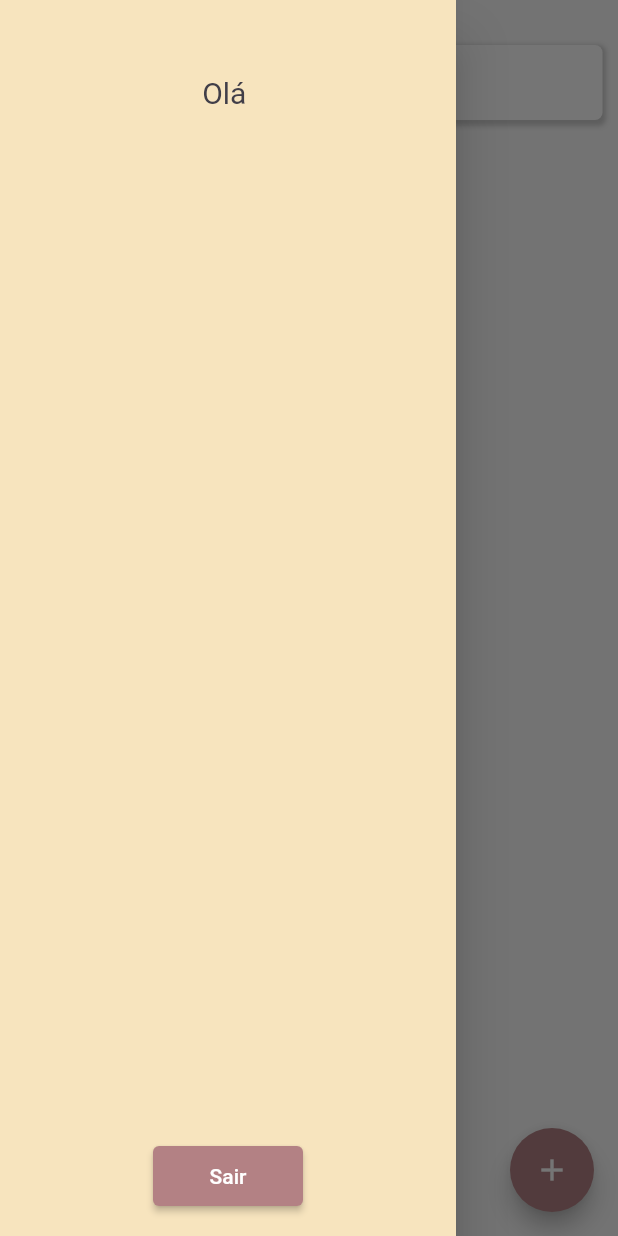
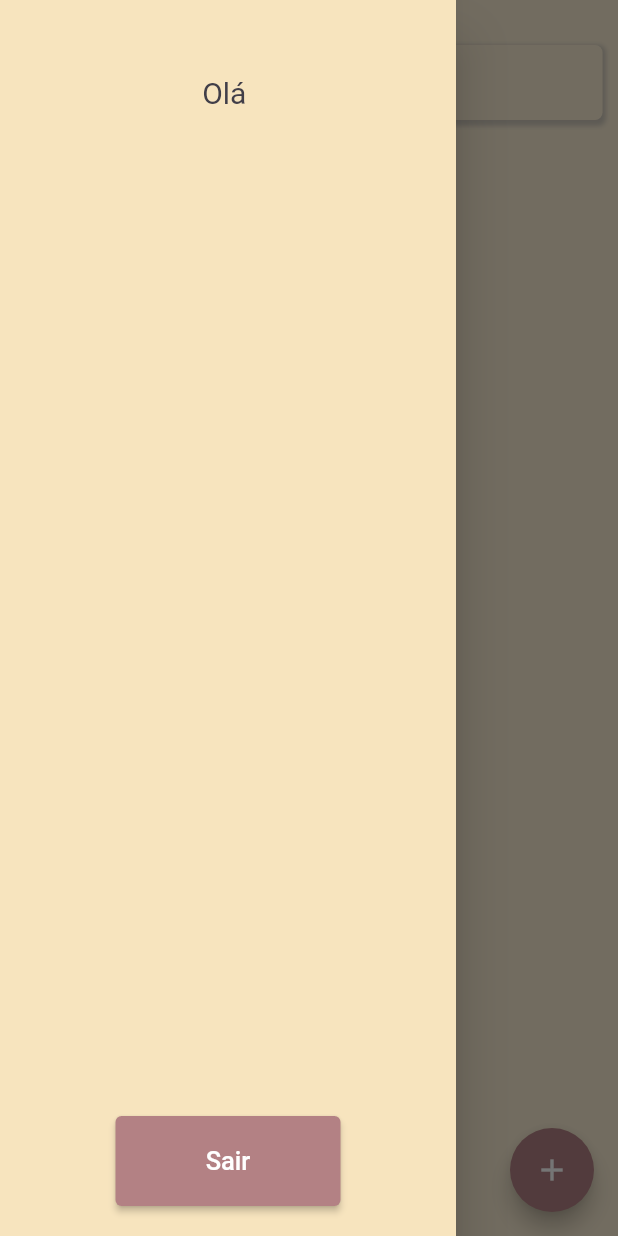
Before and after one commit to JSavioFreire/notes_login, a Flutter app: the screen it shows once a user with an empty profile is signed in, with the side drawer open, on a phone screen of 412 x 824 dp. Run offline on Flutter 3.47's test engine with Material 2 defaults, Android fonts, the phone set to English and light mode, and no system bars; our stand-ins replace cloud_firestore, firebase_auth, firebase_core, google_fonts; missing offline and left inert: flutter_statusbarcolor_ns; accounts and stored records are empty.

Commit message:
screen add and edit

```diff
--- a/lib/components/drawer/widget/logout_button.dart
+++ b/lib/components/drawer/widget/logout_button.dart
@@ -7,14 +7,15 @@ class LogoutButton extends StatelessWidget {
 
   @override
   Widget build(BuildContext context) {
-    return
-     SizedBox(
-                width: 100,
-                height: 40,
-                child: ElevatedButton(
-                    onPressed: () => (context).read<AuthProvider>().logout(),
-                    child: const Text('Sair')),
-              )
-    ;
+    return SizedBox(
+      width: 150,
+      height: 60,
+      child: ElevatedButton(
+          onPressed: () => (context).read<AuthProvider>().logout(),
+          child: const Text(
+            'Sair',
+            style: TextStyle(fontSize: 17),
+          )),
+    );
   }
 }
--- a/lib/components/header/header.dart
+++ b/lib/components/header/header.dart
@@ -16,7 +16,7 @@ class MyHeader extends StatelessWidget {
           height: 50,
           decoration: BoxDecoration(
             borderRadius: BorderRadius.circular(5),
-            color: Colors.white,
+            color: ThemeColors.color2Light,
             boxShadow: [
               BoxShadow(
                   color: Colors.grey.withOpacity(0.5),
--- a/lib/main.dart
+++ b/lib/main.dart
@@ -1,8 +1,11 @@
 import 'package:firebase_core/firebase_core.dart';
 import 'package:flutter/material.dart';
+import 'package:flutter_statusbarcolor_ns/flutter_statusbarcolor_ns.dart';
 import 'package:notes_login/firebase_options.dart';
 import 'package:notes_login/provider/auth/auth_provider.dart';
+import 'package:notes_login/provider/db/db_provider.dart';
 import 'package:notes_login/provider/functions/functions_provider.dart';
+import 'package:notes_login/screens/new_edit/new_edit.dart';
 import 'package:notes_login/service/check_auth_service.dart';
 import 'package:notes_login/theme/my_theme.dart';
 import 'package:provider/provider.dart';
@@ -12,10 +15,14 @@ void main() async {
   await Firebase.initializeApp(
     options: DefaultFirebaseOptions.currentPlatform,
   );
+  FlutterStatusbarcolor.setStatusBarColor(Colors.transparent);
+  FlutterStatusbarcolor.setStatusBarWhiteForeground(false);
   runApp(MultiProvider(
     providers: [
       ChangeNotifierProvider(create: (context) => AuthProvider()),
       ChangeNotifierProvider(create: (context) => FunctionsProvider()),
+      ChangeNotifierProvider(create: (context) => DataBaseProvider()),
+
     ],
     child: const MyApp(),
   ));
@@ -30,7 +37,11 @@ class MyApp extends StatelessWidget {
       title: 'Notes',
       debugShowCheckedModeBanner: false,
       theme: myTheme,
-      home: const CheckAuthService(),
+      initialRoute: '/',
+      routes: {
+        '/': (context) => const CheckAuthService(),
+        '/new': (context) => const NewEdit(),
+      },
     );
   }
 }
--- /dev/null
+++ b/lib/model/note_model.dart
@@ -0,0 +1,16 @@
+class NoteModel {
+  String id;
+  String title;
+  String content;
+
+  NoteModel({required this.id, required this.title, required this.content});
+
+  NoteModel.fromMap(Map<String, dynamic> map)
+      : id = map["id"],
+        title = map["title"],
+        content = map["content"];
+
+  Map<String, dynamic> toMap() {
+    return {"id": id, "title": title, "content": content};
+  }
+}
--- /dev/null
+++ b/lib/provider/db/db_provider.dart
@@ -0,0 +1,26 @@
+import 'package:cloud_firestore/cloud_firestore.dart';
+import 'package:flutter/material.dart';
+import 'package:notes_login/model/note_model.dart';
+import 'package:notes_login/provider/auth/auth_provider.dart';
+import 'package:provider/provider.dart';
+import 'package:uuid/uuid.dart';
+
+class DataBaseProvider extends ChangeNotifier {
+  FirebaseFirestore db = FirebaseFirestore.instance;
+
+  TextEditingController title = TextEditingController();
+  TextEditingController content = TextEditingController();
+  dynamic idNote;
+  void toDb(BuildContext context, {edit}) {
+    AuthProvider authProvider =
+        Provider.of<AuthProvider>(context, listen: false);
+
+    NoteModel notes = NoteModel(
+        id: const Uuid().v1(),
+        title: title.text.isEmpty ? 'Sem titulo' : title.text,
+        content: content.text.isEmpty ? 'Sem conteudo' : content.text);
+    idNote = notes.id;
+
+    db.collection(authProvider.users!.uid).doc(notes.id).set(notes.toMap());
+  }
+}
--- a/lib/screens/home/home_screen.dart
+++ b/lib/screens/home/home_screen.dart
@@ -2,6 +2,7 @@ import 'package:flutter/material.dart';
 import 'package:notes_login/components/drawer/my_drawer.dart';
 import 'package:notes_login/components/floating_action_button/my_fab.dart';
 import 'package:notes_login/components/header/header.dart';
+import 'package:notes_login/theme/theme_colors.dart';
 
 class HomeScreen extends StatelessWidget {
   const HomeScreen({super.key});
@@ -9,6 +10,7 @@ class HomeScreen extends StatelessWidget {
   @override
   Widget build(BuildContext context) {
     return Scaffold(
+      backgroundColor: ThemeColors.color2Light,
       drawer: const MyDrawer(),
       floatingActionButton: const MyFAB(),
       body: Column(
--- a/lib/theme/my_theme.dart
+++ b/lib/theme/my_theme.dart
@@ -3,6 +3,7 @@ import 'package:google_fonts/google_fonts.dart';
 import 'package:notes_login/theme/theme_colors.dart';
 
 ThemeData myTheme = ThemeData(
+    primarySwatch: Colors.blueGrey,
     textTheme: TextTheme(
       titleLarge: GoogleFonts.poppins(
         textStyle: const TextStyle(fontSize: 30, fontWeight: FontWeight.bold),
@@ -13,7 +14,10 @@ ThemeData myTheme = ThemeData(
       style: ElevatedButton.styleFrom(backgroundColor: ThemeColors.color1),
     ),
     inputDecorationTheme: const InputDecorationTheme(
-      hintStyle: TextStyle(color: Colors.white),
-    ),
+        hintStyle: TextStyle(color: Colors.white),
+        errorStyle: TextStyle(
+          color: Colors.red,
+        )),
     floatingActionButtonTheme: const FloatingActionButtonThemeData(
-        backgroundColor: ThemeColors.color1));
+        backgroundColor: ThemeColors.color1),
+    iconTheme: const IconThemeData(color: Colors.white));
--- a/lib/theme/theme_colors.dart
+++ b/lib/theme/theme_colors.dart
@@ -3,6 +3,7 @@ import 'package:flutter/material.dart';
 class ThemeColors {
   static const Color color1 = Color.fromRGBO(179, 129, 132, 1);
   static const Color color2 = Color.fromRGBO(247, 228, 190, 1);
+  static const Color color2Light = Color.fromRGBO(249, 236, 210, 1);
   static const Color color2Opacity = Color.fromRGBO(247, 228, 190, 0.4);
   static const Color color3 = Color.fromRGBO(240, 180, 158, 1);
   static const Color color3Opacity = Color.fromRGBO(240, 180, 158, 0.4);
--- a/pubspec.yaml
+++ b/pubspec.yaml
@@ -18,6 +18,8 @@ dependencies:
   cloud_firestore: ^4.4.3
   firebase_auth: ^4.2.9
   google_fonts: ^4.0.3
+  flutter_statusbarcolor_ns: ^0.5.0
+  uuid: ^3.0.7
 
 dev_dependencies:
   flutter_test:
```
Also changed, not shown: lib/components/floating_action_button/my_fab.dart (+6 -1 lines), lib/provider/functions/functions_provider.dart (+22 -0 lines), lib/screens/login/components/login_form.dart (+11 -2 lines), lib/screens/login/components/register_form.dart (+9 -3 lines), lib/screens/login/widget/form/box_text_form_field.dart (+26 -3 lines), lib/screens/new_edit/new_edit.dart (added, +45 -0 lines), pubspec.lock.
